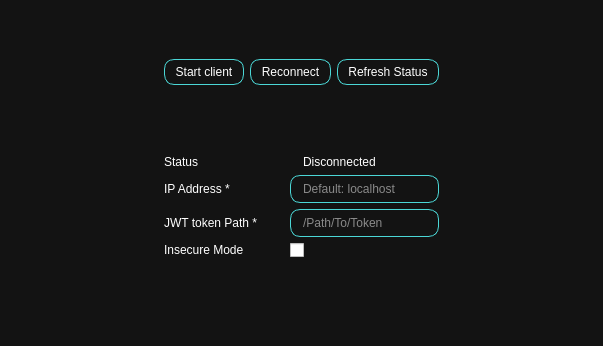
suchinton/AGL_Demo_Control_Panel, file ui/Settings_Window.ui: the form before one commit.
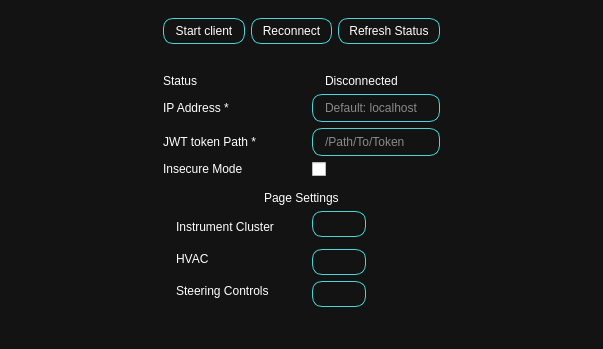
The form after the commit. Icons and pictures are not drawn.

Commit message: Add PushButtons to hide and show pages

Patch:
```diff
--- a/ui/Settings_Window.ui
+++ b/ui/Settings_Window.ui
@@ -57,21 +57,86 @@
        <enum>QFrame::Raised</enum>
       </property>
       <layout class="QGridLayout" name="gridLayout_2">
-       <item row="4" column="1">
-        <widget class="QLabel" name="label">
+       <item row="10" column="4" colspan="2" alignment="Qt::AlignLeft">
+        <widget class="QPushButton" name="pushButton_3">
          <property name="text">
-          <string>Insecure Mode</string>
+          <string/>
          </property>
         </widget>
        </item>
-       <item row="1" column="1">
+       <item row="3" column="0" colspan="3">
+        <widget class="QLabel" name="tokenPath">
+         <property name="text">
+          <string>JWT token Path *</string>
+         </property>
+        </widget>
+       </item>
+       <item row="9" column="4" colspan="2" alignment="Qt::AlignLeft">
+        <widget class="QPushButton" name="pushButton_2">
+         <property name="text">
+          <string/>
+         </property>
+         <property name="icon">
+          <iconset resource="../assets/res.qrc">
+           <normaloff>:/icons/feather/eye.svg</normaloff>:/icons/feather/eye.svg</iconset>
+         </property>
+        </widget>
+       </item>
+       <item row="6" column="0" colspan="6" alignment="Qt::AlignHCenter">
+        <widget class="QLabel" name="label_2">
+         <property name="text">
+          <string>Page Settings</string>
+         </property>
+        </widget>
+       </item>
+       <item row="1" column="4">
+        <widget class="QLabel" name="connectionLogo">
+         <property name="text">
+          <string/>
+         </property>
+         <property name="pixmap">
+          <pixmap resource="../assets/res.qrc">:/icons/feather/alert-triangle.svg</pixmap>
+         </property>
+        </widget>
+       </item>
+       <item row="3" column="4" colspan="2">
+        <widget class="QLineEdit" name="tokenPathInput">
+         <property name="placeholderText">
+          <string>/Path/To/Token</string>
+         </property>
+        </widget>
+       </item>
+       <item row="1" column="0" colspan="3">
         <widget class="QLabel" name="status">
          <property name="text">
           <string>Status</string>
          </property>
         </widget>
        </item>
-       <item row="1" column="4">
+       <item row="2" column="0" colspan="3">
+        <widget class="QLabel" name="IPAddr">
+         <property name="text">
+          <string>IP Address *</string>
+         </property>
+        </widget>
+       </item>
+       <item row="1" column="3" rowspan="4">
+        <spacer name="horizontalSpacer_3">
+         <property name="orientation">
+          <enum>Qt::Horizontal</enum>
+         </property>
+         <property name="sizeType">
+          <enum>QSizePolicy::Fixed</enum>
+         </property>
+         <property name="sizeHint" stdset="0">
+          <size>
+           <width>20</width>
+           <height>20</height>
+          </size>
+         </property>
+        </spacer>
+       </item>
+       <item row="1" column="5">
         <widget class="QLabel" name="connectionStatus">
          <property name="sizePolicy">
           <sizepolicy hsizetype="Expanding" vsizetype="Preferred">
@@ -84,61 +149,21 @@
          </property>
         </widget>
        </item>
-       <item row="3" column="1">
-        <widget class="QLabel" name="tokenPath">
-         <property name="text">
-          <string>JWT token Path *</string>
-         </property>
-        </widget>
-       </item>
-       <item row="2" column="1">
-        <widget class="QLabel" name="IPAddr">
-         <property name="text">
-          <string>IP Address *</string>
-         </property>
-        </widget>
-       </item>
-       <item row="0" column="1" colspan="4">
-        <spacer name="verticalSpacer_2">
+       <item row="5" column="2" colspan="4">
+        <widget class="Line" name="line">
          <property name="orientation">
-          <enum>Qt::Vertical</enum>
-         </property>
-         <property name="sizeType">
-          <enum>QSizePolicy::Maximum</enum>
-         </property>
-         <property name="sizeHint" stdset="0">
-          <size>
-           <width>20</width>
-           <height>40</height>
-          </size>
-         </property>
-        </spacer>
-       </item>
-       <item row="1" column="3">
-        <widget class="QLabel" name="connectionLogo">
-         <property name="text">
-          <string/>
-         </property>
-         <property name="pixmap">
-          <pixmap resource="../assets/res.qrc">:/icons/feather/alert-triangle.svg</pixmap>
+          <enum>Qt::Horizontal</enum>
          </property>
         </widget>
        </item>
-       <item row="2" column="3" colspan="2">
+       <item row="2" column="4" colspan="2">
         <widget class="QLineEdit" name="IPAddrInput">
          <property name="placeholderText">
           <string>Default: localhost</string>
          </property>
         </widget>
        </item>
-       <item row="3" column="3" colspan="2">
-        <widget class="QLineEdit" name="tokenPathInput">
-         <property name="placeholderText">
-          <string>/Path/To/Token</string>
-         </property>
-        </widget>
-       </item>
-       <item row="4" column="3" colspan="2">
+       <item row="4" column="4" colspan="2">
         <widget class="QCheckBox" name="SSLToggle">
          <property name="text">
           <string/>
@@ -153,22 +178,190 @@
          </property>
         </widget>
        </item>
-       <item row="1" column="2" rowspan="4">
-        <spacer name="horizontalSpacer_3">
+       <item row="4" column="0" colspan="3">
+        <widget class="QLabel" name="label">
+         <property name="text">
+          <string>Insecure Mode</string>
+         </property>
+        </widget>
+       </item>
+       <item row="0" column="2" colspan="4">
+        <spacer name="verticalSpacer_2">
          <property name="orientation">
-          <enum>Qt::Horizontal</enum>
+          <enum>Qt::Vertical</enum>
          </property>
          <property name="sizeType">
-          <enum>QSizePolicy::Fixed</enum>
+          <enum>QSizePolicy::Maximum</enum>
          </property>
          <property name="sizeHint" stdset="0">
           <size>
            <width>20</width>
-           <height>20</height>
+           <height>40</height>
           </size>
          </property>
         </spacer>
        </item>
+       <item row="7" column="4" colspan="2" alignment="Qt::AlignLeft">
+        <widget class="QPushButton" name="pushButton">
+         <property name="text">
+          <string/>
+         </property>
+         <property name="icon">
+          <iconset resource="../assets/res.qrc">
+           <normaloff>:/icons/feather/eye.svg</normaloff>:/icons/feather/eye.svg</iconset>
+         </property>
+        </widget>
+       </item>
+       <item row="7" column="0" rowspan="4">
+        <widget class="QFrame" name="PageIcons">
+         <property name="frameShape">
+          <enum>QFrame::StyledPanel</enum>
+         </property>
+         <property name="frameShadow">
+          <enum>QFrame::Raised</enum>
+         </property>
+         <layout class="QVBoxLayout" name="verticalLayout">
+          <property name="spacing">
+           <number>0</number>
+          </property>
+          <property name="leftMargin">
+           <number>0</number>
+          </property>
+          <property name="topMargin">
+           <number>0</number>
+          </property>
+          <property name="rightMargin">
+           <number>0</number>
+          </property>
+          <property name="bottomMargin">
+           <number>0</number>
+          </property>
+          <item>
+           <widget class="QLabel" name="label_6">
+            <property name="sizePolicy">
+             <sizepolicy hsizetype="Fixed" vsizetype="Ignored">
+              <horstretch>0</horstretch>
+              <verstretch>0</verstretch>
+             </sizepolicy>
+            </property>
+            <property name="maximumSize">
+             <size>
+              <width>25</width>
+              <height>25</height>
+             </size>
+            </property>
+            <property name="text">
+             <string/>
+            </property>
+            <property name="pixmap">
+             <pixmap resource="../assets/res.qrc">:/Images/Images/IC.svg</pixmap>
+            </property>
+            <property name="scaledContents">
+             <bool>true</bool>
+            </property>
+           </widget>
+          </item>
+          <item>
+           <widget class="QLabel" name="label_7">
+            <property name="sizePolicy">
+             <sizepolicy hsizetype="Fixed" vsizetype="Fixed">
+              <horstretch>0</horstretch>
+              <verstretch>0</verstretch>
+             </sizepolicy>
+            </property>
+            <property name="maximumSize">
+             <size>
+              <width>25</width>
+              <height>25</height>
+             </size>
+            </property>
+            <property name="text">
+             <string/>
+            </property>
+            <property name="pixmap">
+             <pixmap resource="../assets/res.qrc">:/icons/feather/wind.svg</pixmap>
+            </property>
+            <property name="scaledContents">
+             <bool>true</bool>
+            </property>
+           </widget>
+          </item>
+          <item>
+           <widget class="QLabel" name="label_8">
+            <property name="sizePolicy">
+             <sizepolicy hsizetype="Fixed" vsizetype="Fixed">
+              <horstretch>0</horstretch>
+              <verstretch>0</verstretch>
+             </sizepolicy>
+            </property>
+            <property name="maximumSize">
+             <size>
+              <width>25</width>
+              <height>25</height>
+             </size>
+            </property>
+            <property name="text">
+             <string/>
+            </property>
+            <property name="pixmap">
+             <pixmap resource="../assets/res.qrc">:/Images/Images/steering-wheel.svg</pixmap>
+            </property>
+            <property name="scaledContents">
+             <bool>true</bool>
+            </property>
+           </widget>
+          </item>
+         </layout>
+        </widget>
+       </item>
+       <item row="7" column="1" rowspan="4">
+        <widget class="QFrame" name="PageLabels">
+         <property name="frameShape">
+          <enum>QFrame::StyledPanel</enum>
+         </property>
+         <property name="frameShadow">
+          <enum>QFrame::Raised</enum>
+         </property>
+         <layout class="QVBoxLayout" name="verticalLayout_2">
+          <property name="spacing">
+           <number>0</number>
+          </property>
+          <property name="leftMargin">
+           <number>0</number>
+          </property>
+          <property name="topMargin">
+           <number>0</number>
+          </property>
+          <property name="rightMargin">
+           <number>0</number>
+          </property>
+          <property name="bottomMargin">
+           <number>0</number>
+          </property>
+          <item>
+           <widget class="QLabel" name="label_3">
+            <property name="text">
+             <string>Instrument Cluster</string>
+            </property>
+           </widget>
+          </item>
+          <item>
+           <widget class="QLabel" name="label_4">
+            <property name="text">
+             <string>HVAC</string>
+            </property>
+           </widget>
+          </item>
+          <item>
+           <widget class="QLabel" name="label_5">
+            <property name="text">
+             <string>Steering Controls</string>
+            </property>
+           </widget>
+          </item>
+         </layout>
+        </widget>
+       </item>
       </layout>
      </widget>
     </item>
@@ -232,19 +425,6 @@
       </layout>
      </widget>
     </item>
-    <item row="1" column="0">
-     <spacer name="horizontalSpacer_2">
-      <property name="orientation">
-       <enum>Qt::Horizontal</enum>
-      </property>
-      <property name="sizeHint" stdset="0">
-       <size>
-        <width>40</width>
-        <height>20</height>
-       </size>
-      </property>
-     </spacer>
-    </item>
     <item row="5" column="1" colspan="3">
      <spacer name="verticalSpacer">
       <property name="orientation">
@@ -291,6 +471,19 @@
       </property>
      </spacer>
     </item>
+    <item row="1" column="0" rowspan="5">
+     <spacer name="horizontalSpacer_2">
+      <property name="orientation">
+       <enum>Qt::Horizontal</enum>
+      </property>
+      <property name="sizeHint" stdset="0">
+       <size>
+        <width>40</width>
+        <height>20</height>
+       </size>
+      </property>
+     </spacer>
+    </item>
    </layout>
   </widget>
  </widget>
```
Left out of the diff: 4 changed lines with no effect on the pictures.
